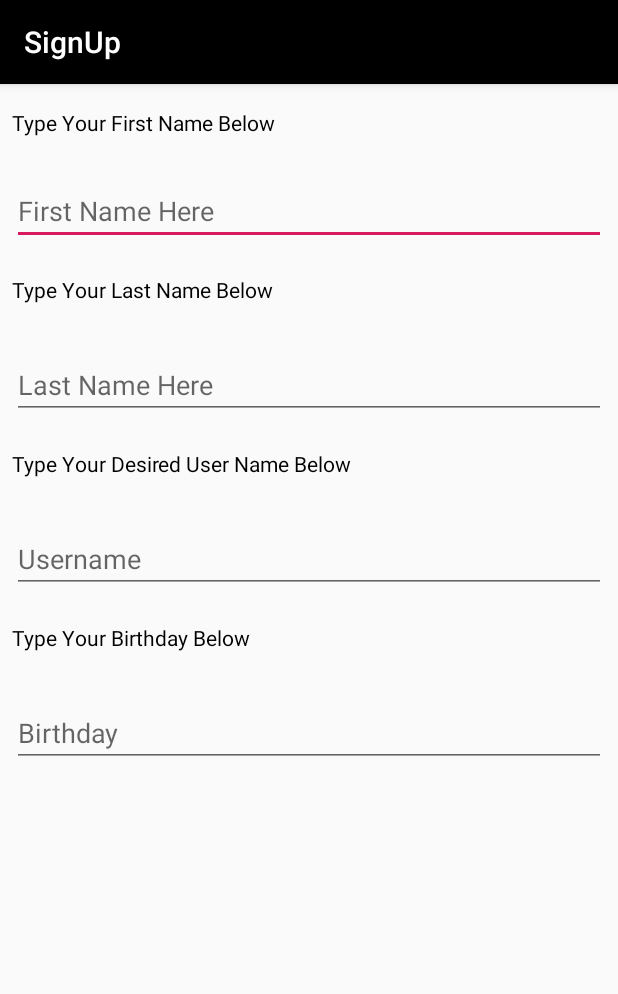
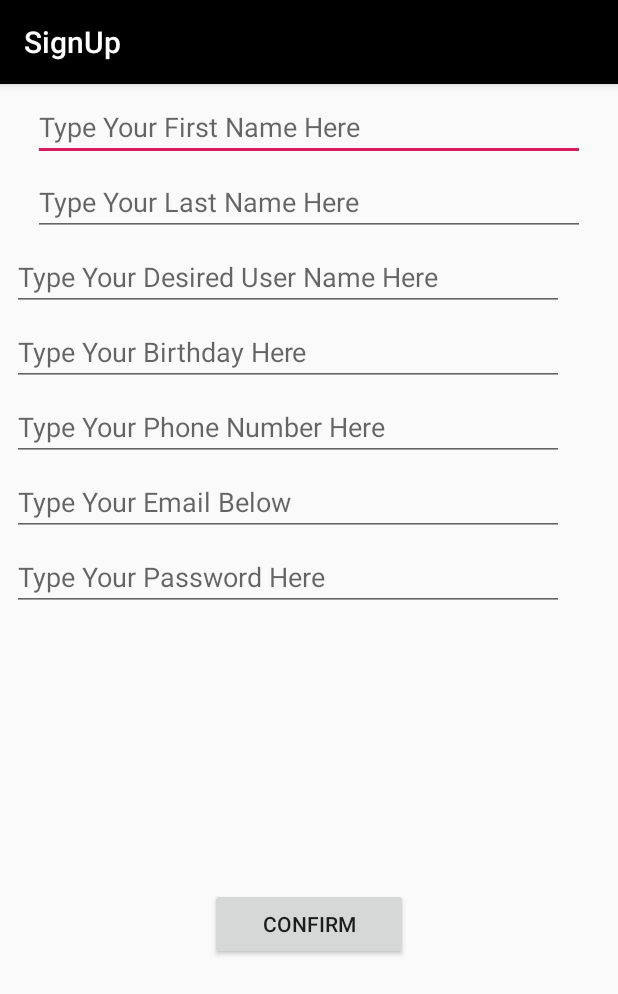
Before and after one commit to tud12552/AndroidUIandLogin-EsworthyJacob, an Android app: the SignUpActivity screen opened directly, with no data from a screen before it, on a phone screen of 412 x 824 dp. Shown: the top 994 px of the screen. Run offline under Robolectric (Android 15) with nearby library versions, the phone set to English and light mode, and no system bars.

Commit message:
Finished SignUp layout. Added to SignUpActivity... - Added each component as a variable - Added confirm button click listener and activity.

```diff
--- a/app/src/main/java/com/example/jse58/androiduiandlogin_jacobesworthy/SignUpActivity.java
+++ b/app/src/main/java/com/example/jse58/androiduiandlogin_jacobesworthy/SignUpActivity.java
@@ -1,13 +1,46 @@
 package com.example.jse58.androiduiandlogin_jacobesworthy;
 
+import android.content.Intent;
 import android.support.v7.app.AppCompatActivity;
 import android.os.Bundle;
+import android.view.View;
+import android.widget.Button;
+import android.widget.EditText;
 
 public class SignUpActivity extends AppCompatActivity {
+
+    private Button mBtnConfirm = null;
+
+    private EditText mEditTxtFirstName = null;
+    private EditText mEditTxtLastName = null;
+    private EditText mEditTxtUserName = null;
+    private EditText mEditTxtBday = null;
+    private EditText mEditTxtPhone = null;
+    private EditText mEditTxtEmail = null;
+    private EditText mEditTxtPswd = null;
 
     @Override
     protected void onCreate(Bundle savedInstanceState) {
         super.onCreate(savedInstanceState);
         setContentView(R.layout.activity_sign_up);
+
+        mBtnConfirm = (Button)findViewById(R.id.btnConfirmSignup);
+
+        mEditTxtFirstName = (EditText) findViewById(R.id.editTxtFirstName);
+        mEditTxtLastName = (EditText) findViewById(R.id.editTxtLastName);
+        mEditTxtUserName = (EditText) findViewById(R.id.editTxtUserName);
+        mEditTxtBday = (EditText) findViewById(R.id.editTxtBday);
+        mEditTxtPhone = (EditText) findViewById(R.id.editTxtPhoneNum);
+        mEditTxtPswd = (EditText) findViewById(R.id.editTxtNewPassword);
+
+
+        mBtnConfirm.setOnClickListener(new View.OnClickListener() {
+            @Override
+            public void onClick(View v) {
+                Intent goToHomeScreen = new Intent(SignUpActivity.this,LoginScreen.class);
+
+                startActivity(goToHomeScreen);
+            }
+        });
     }
 }
--- a/app/src/main/res/layout/activity_sign_up.xml
+++ b/app/src/main/res/layout/activity_sign_up.xml
@@ -6,86 +6,42 @@
     android:layout_height="match_parent"
     tools:context=".SignUpActivity">
 
-    <TextView
-        android:id="@+id/txtViewFirstName"
-        android:layout_width="0dp"
-        android:layout_height="32dp"
-        android:layout_marginStart="8dp"
-        android:layout_marginTop="16dp"
-        android:layout_marginEnd="8dp"
-        android:text="@string/FirstNameStr"
-        android:textColor="@color/Black"
-        app:layout_constraintEnd_toEndOf="parent"
-        app:layout_constraintHorizontal_bias="0.0"
-        app:layout_constraintStart_toStartOf="parent"
-        app:layout_constraintTop_toTopOf="parent" />
-
     <EditText
         android:id="@+id/editTxtFirstName"
-        android:layout_width="0dp"
+        android:layout_width="368dp"
         android:layout_height="43dp"
         android:layout_marginStart="8dp"
-        android:layout_marginTop="16dp"
+        android:layout_marginTop="8dp"
         android:layout_marginEnd="8dp"
         android:autofillHints="@string/EditFirstNameStr"
         android:hint="@string/EditFirstNameStr"
         android:inputType="textPersonName"
         android:textColor="@color/Black"
         app:layout_constraintEnd_toEndOf="parent"
-        app:layout_constraintHorizontal_bias="0.0"
         app:layout_constraintStart_toStartOf="parent"
-        app:layout_constraintTop_toBottomOf="@+id/txtViewFirstName" />
-
-    <TextView
-        android:id="@+id/txtViewLastName"
-        android:layout_width="0dp"
-        android:layout_height="34dp"
-        android:layout_marginStart="8dp"
-        android:layout_marginTop="20dp"
-        android:layout_marginEnd="8dp"
-        android:text="@string/LastNameStr"
-        android:textColor="@color/Black"
-        app:layout_constraintEnd_toEndOf="parent"
-        app:layout_constraintHorizontal_bias="0.0"
-        app:layout_constraintStart_toStartOf="parent"
-        app:layout_constraintTop_toBottomOf="@+id/editTxtFirstName" />
+        app:layout_constraintTop_toTopOf="parent" />
 
     <EditText
         android:id="@+id/editTxtLastName"
-        android:layout_width="0dp"
+        android:layout_width="368dp"
         android:layout_height="42dp"
         android:layout_marginStart="8dp"
-        android:layout_marginTop="20dp"
+        android:layout_marginTop="8dp"
         android:layout_marginEnd="8dp"
         android:autofillHints="@string/EditLastNameStr"
         android:hint="@string/EditLastNameStr"
         android:inputType="textPersonName"
         android:textColor="@color/Black"
         app:layout_constraintEnd_toEndOf="parent"
-        app:layout_constraintHorizontal_bias="0.0"
         app:layout_constraintStart_toStartOf="parent"
-        app:layout_constraintTop_toBottomOf="@+id/txtViewLastName" />
-
-    <TextView
-        android:id="@+id/txtViewUserName"
-        android:layout_width="0dp"
-        android:layout_height="34dp"
-        android:layout_marginStart="8dp"
-        android:layout_marginTop="20dp"
-        android:layout_marginEnd="8dp"
-        android:text="@string/UsernameStr"
-        android:textColor="@color/Black"
-        app:layout_constraintEnd_toEndOf="parent"
-        app:layout_constraintHorizontal_bias="0.0"
-        app:layout_constraintStart_toStartOf="parent"
-        app:layout_constraintTop_toBottomOf="@+id/editTxtLastName" />
+        app:layout_constraintTop_toBottomOf="@+id/editTxtFirstName" />
 
     <EditText
         android:id="@+id/editTxtUserName"
-        android:layout_width="0dp"
+        android:layout_width="368dp"
         android:layout_height="42dp"
         android:layout_marginStart="8dp"
-        android:layout_marginTop="20dp"
+        android:layout_marginTop="8dp"
         android:layout_marginEnd="8dp"
         android:autofillHints="@string/EditUsernameStr"
         android:hint="@string/EditUsernameStr"
@@ -94,16 +50,18 @@
         app:layout_constraintEnd_toEndOf="parent"
         app:layout_constraintHorizontal_bias="0.0"
         app:layout_constraintStart_toStartOf="parent"
-        app:layout_constraintTop_toBottomOf="@+id/txtViewUserName" />
+        app:layout_constraintTop_toBottomOf="@+id/editTxtLastName" />
 
-    <TextView
-        android:id="@+id/txtViewBday"
-        android:layout_width="0dp"
-        android:layout_height="34dp"
+    <EditText
+        android:id="@+id/editTxtBday"
+        android:layout_width="368dp"
+        android:layout_height="42dp"
         android:layout_marginStart="8dp"
-        android:layout_marginTop="20dp"
+        android:layout_marginTop="8dp"
         android:layout_marginEnd="8dp"
-        android:text="@string/BdayStr"
+        android:autofillHints="@string/EditBdayStr"
+        android:hint="@string/EditBdayStr"
+        android:inputType="text"
         android:textColor="@color/Black"
         app:layout_constraintEnd_toEndOf="parent"
         app:layout_constraintHorizontal_bias="0.0"
@@ -111,20 +69,65 @@
         app:layout_constraintTop_toBottomOf="@+id/editTxtUserName" />
 
     <EditText
-        android:id="@+id/editTxtBday"
-        android:layout_width="0dp"
+        android:id="@+id/editTxtPhoneNum"
+        android:layout_width="368dp"
         android:layout_height="42dp"
         android:layout_marginStart="8dp"
-        android:layout_marginTop="20dp"
+        android:layout_marginTop="8dp"
         android:layout_marginEnd="8dp"
-        android:autofillHints="@string/EditBdayStr"
-        android:hint="@string/EditBdayStr"
-        android:inputType="textPersonName"
+        android:autofillHints="@string/EditPhoneNumStr"
+        android:hint="@string/EditPhoneNumStr"
+        android:inputType="phone"
         android:textColor="@color/Black"
         app:layout_constraintEnd_toEndOf="parent"
         app:layout_constraintHorizontal_bias="0.0"
         app:layout_constraintStart_toStartOf="parent"
-        app:layout_constraintTop_toBottomOf="@+id/txtViewBday" />
+        app:layout_constraintTop_toBottomOf="@+id/editTxtBday" />
 
+    <EditText
+        android:id="@+id/editTxtEmail"
+        android:layout_width="368dp"
+        android:layout_height="42dp"
+        android:layout_marginStart="8dp"
+        android:layout_marginTop="8dp"
+        android:layout_marginEnd="8dp"
+        android:autofillHints="@string/EditEmailStr"
+        android:hint="@string/EditEmailStr"
+        android:inputType="textEmailAddress"
+        android:textColor="@color/Black"
+        app:layout_constraintEnd_toEndOf="parent"
+        app:layout_constraintHorizontal_bias="0.0"
+        app:layout_constraintStart_toStartOf="parent"
+        app:layout_constraintTop_toBottomOf="@+id/editTxtPhoneNum" />
+
+    <EditText
+        android:id="@+id/editTxtNewPassword"
+        android:layout_width="368dp"
+        android:layout_height="42dp"
+        android:layout_marginStart="8dp"
+        android:layout_marginTop="8dp"
+        android:layout_marginEnd="8dp"
+        android:autofillHints="@string/EditPasswordStr"
+        android:hint="@string/EditPasswordStr"
+        android:inputType="textPassword"
+        android:textColor="@color/Black"
+        app:layout_constraintEnd_toEndOf="parent"
+        app:layout_constraintHorizontal_bias="0.0"
+        app:layout_constraintStart_toStartOf="parent"
+        app:layout_constraintTop_toBottomOf="@+id/editTxtEmail" />
+
+    <Button
+        android:id="@+id/btnConfirmSignup"
+        android:layout_width="132dp"
+        android:layout_height="wrap_content"
+        android:layout_marginStart="8dp"
+        android:layout_marginTop="8dp"
+        android:layout_marginEnd="8dp"
+        android:layout_marginBottom="8dp"
+        android:text="@string/btnConfirm"
+        app:layout_constraintBottom_toBottomOf="parent"
+        app:layout_constraintEnd_toEndOf="parent"
+        app:layout_constraintStart_toStartOf="parent"
+        app:layout_constraintTop_toBottomOf="@+id/editTxtNewPassword" />
 
 </android.support.constraint.ConstraintLayout>
--- a/app/src/main/res/values/strings.xml
+++ b/app/src/main/res/values/strings.xml
@@ -9,17 +9,12 @@
     <string name="LoginTextViewStr">or</string>
     <string name="SignUpActivity">SignUp</string>
     <string name="LoginActivity">Logged In!</string>
-    <string name="EmailStr">Type Your Email Below</string>
-    <string name="FirstNameStr">Type Your First Name Below</string>
-    <string name="LastNameStr">Type Your Last Name Below</string>
-    <string name="UsernameStr">Type Your Desired User Name Below</string>
-    <string name="BdayStr">Type Your Birthday Below</string>
-    <string name="PhoneNumStr">Type Your Phone Number Below</string>
-    <string name="PasswordStr">Type Your Password Below</string>
-    <string name="EditFirstNameStr">First Name Here</string>
-    <string name="EditLastNameStr">Last Name Here</string>
-    <string name="EditEmailStr">Email Address</string>
-    <string name="EditBdayStr">Birthday</string>
-    <string name="EditUsernameStr">Username</string>
-    <string name="EditPhoneNumStr">Phone Number</string>
+    <string name="EditEmailStr">Type Your Email Below</string>
+    <string name="EditFirstNameStr">Type Your First Name Here</string>
+    <string name="EditLastNameStr">Type Your Last Name Here</string>
+    <string name="EditUsernameStr">Type Your Desired User Name Here</string>
+    <string name="EditBdayStr">Type Your Birthday Here</string>
+    <string name="EditPhoneNumStr">Type Your Phone Number Here</string>
+    <string name="EditPasswordStr">Type Your Password Here</string>
+    <string name="btnConfirm">Confirm</string>
 </resources>
```
